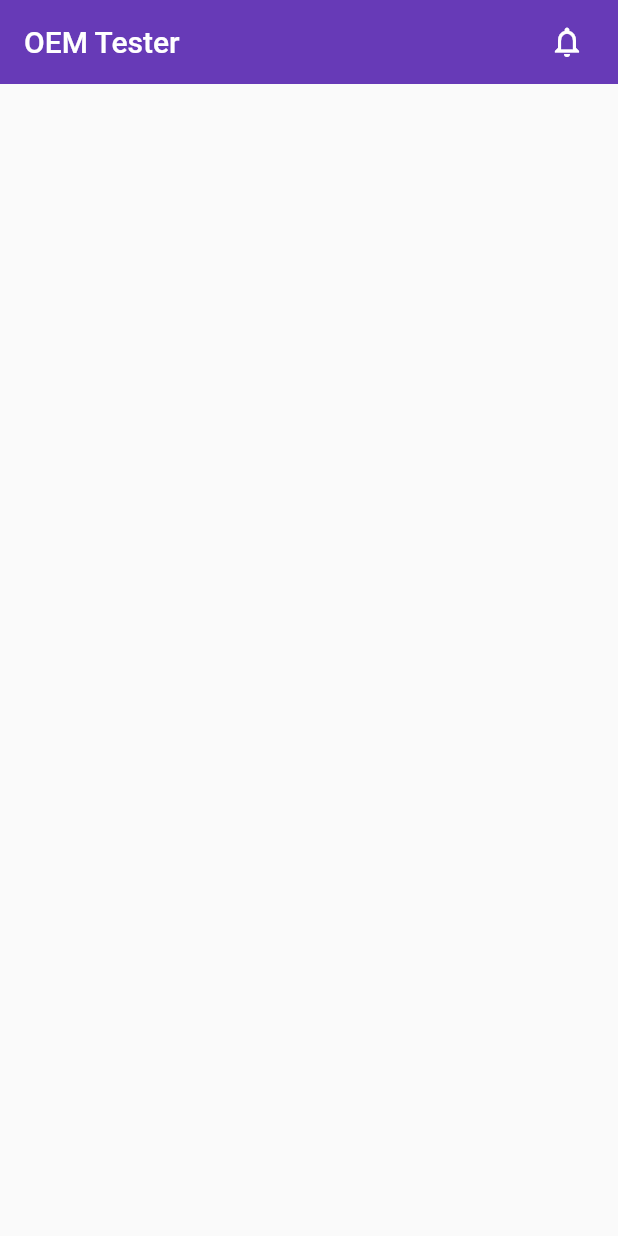
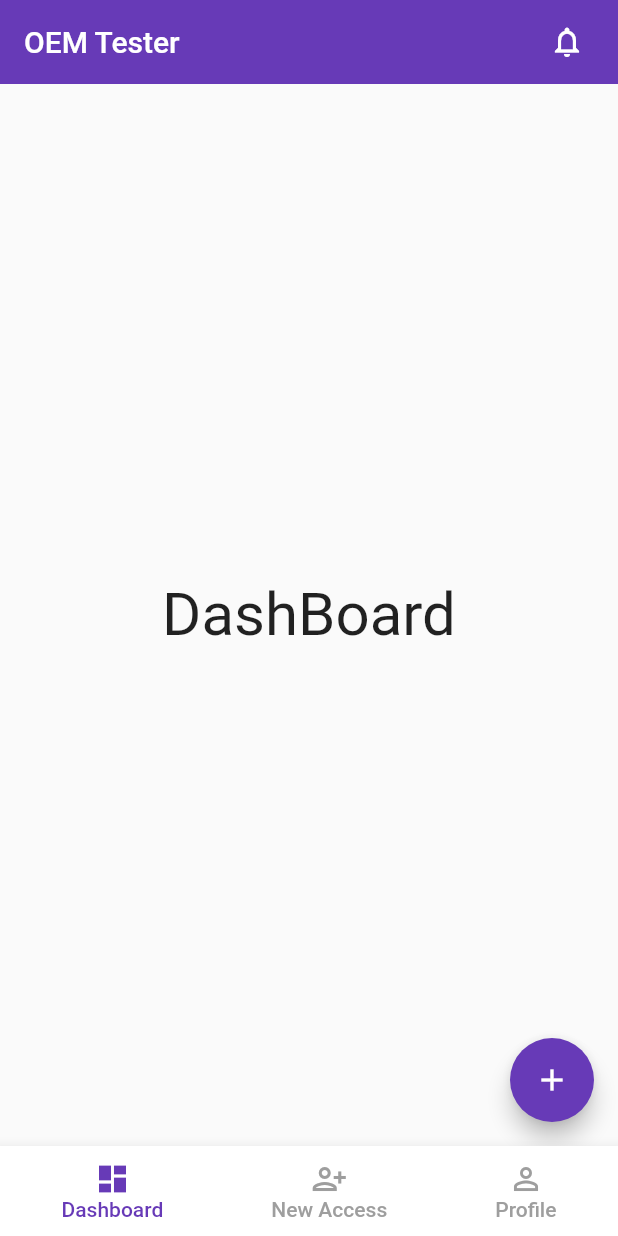
Before and after one commit to Uday0601/oemtester, a Flutter app: the Home screen opened directly, on a phone screen of 412 x 824 dp. Run offline on Flutter 3.47's test engine with Material 2 defaults, Android fonts, the phone set to English and light mode, and no system bars; our stand-ins replace firebase_auth, firebase_core, form_field_validator; accounts and stored records are empty; network calls fail.

```diff
--- a/lib/screens/home.dart
+++ b/lib/screens/home.dart
@@ -1,5 +1,9 @@
+import 'package:flutter/cupertino.dart';
 import 'package:flutter/material.dart';
 import 'package:oemtester/custom_widgets/notification_action.dart';
+import 'package:oemtester/screens/pages/Dashboard.dart';
+import 'package:oemtester/screens/pages/new_access.dart';
+import 'package:oemtester/screens/pages/profile.dart';
 
 class Home extends StatefulWidget {
   const Home({Key key}) : super(key: key);
@@ -9,6 +13,15 @@ class Home extends StatefulWidget {
 }
 
 class _HomeState extends State<Home> {
+  int currentTab = 0;
+  final List<Widget> screens = [
+    Dashboard(),
+    NewAccess(),
+    Profile(),
+  ];
+
+  final PageStorageBucket _bucket = PageStorageBucket();
+
   @override
   Widget build(BuildContext context) {
     return Scaffold(
@@ -20,7 +33,98 @@ class _HomeState extends State<Home> {
           NotificationAction(),
         ],
       ),
-      body: Container(),
+      body: PageStorage(
+        bucket: _bucket,
+        child: screens[currentTab],
+      ),
+      bottomNavigationBar: BottomAppBar(
+        child: Padding(
+          padding: EdgeInsets.symmetric(horizontal: 25.0),
+          child: Container(
+            height: 60.0,
+            child: Row(
+              mainAxisAlignment: MainAxisAlignment.spaceBetween,
+              children: [
+                MaterialButton(
+                  onPressed: () {
+                    setState(() {
+                      currentTab = 0;
+                    });
+                  },
+                  minWidth: 40.0,
+                  child: Column(
+                    mainAxisAlignment: MainAxisAlignment.center,
+                    children: [
+                      Icon(
+                        Icons.dashboard,
+                        color:
+                            currentTab == 0 ? Colors.deepPurple : Colors.grey,
+                      ),
+                      Text(
+                        'Dashboard',
+                        style: TextStyle(
+                          color:
+                              currentTab == 0 ? Colors.deepPurple : Colors.grey,
+                        ),
+                      ),
+                    ],
+                  ),
+                ),
+                MaterialButton(
+                  onPressed: () {
+                    setState(() {
+                      currentTab = 1;
+                    });
+                  },
+                  minWidth: 40.0,
+                  child: Column(
+                    mainAxisAlignment: MainAxisAlignment.center,
+                    children: [
+                      Icon(
+                        Icons.person_add_alt,
+                        color:
+                            currentTab == 1 ? Colors.deepPurple : Colors.grey,
+                      ),
+                      Text(
+                        'New Access',
+                        style: TextStyle(
+                          color:
+                              currentTab == 1 ? Colors.deepPurple : Colors.grey,
+                        ),
+                      ),
+                    ],
+                  ),
+                ),
+                MaterialButton(
+                  onPressed: () {
+                    setState(() {
+                      currentTab = 2;
+                    });
+                  },
+                  minWidth: 40.0,
+                  child: Column(
+                    mainAxisAlignment: MainAxisAlignment.center,
+                    children: [
+                      Icon(
+                        Icons.person_outline,
+                        color:
+                            currentTab == 2 ? Colors.deepPurple : Colors.grey,
+                      ),
+                      Text(
+                        'Profile',
+                        style: TextStyle(
+                          color:
+                              currentTab == 2 ? Colors.deepPurple : Colors.grey,
+                        ),
+                      ),
+                    ],
+                  ),
+                ),
+              ],
+            ),
+          ),
+        ),
+      ),
     );
   }
 }
--- /dev/null
+++ b/lib/screens/pages/Dashboard.dart
@@ -0,0 +1,28 @@
+import 'package:flutter/material.dart';
+
+class Dashboard extends StatefulWidget {
+  const Dashboard({Key key}) : super(key: key);
+
+  @override
+  _DashboardState createState() => _DashboardState();
+}
+
+class _DashboardState extends State<Dashboard> {
+  @override
+  Widget build(BuildContext context) {
+    return Scaffold(
+      floatingActionButton: FloatingActionButton(
+        onPressed: () {},
+        child: Icon(Icons.add),
+      ),
+      body: Container(
+        child: Center(
+          child: Text(
+            'DashBoard',
+            style: TextStyle(fontSize: 40.0),
+          ),
+        ),
+      ),
+    );
+  }
+}
--- /dev/null
+++ b/lib/screens/pages/profile.dart
@@ -0,0 +1,24 @@
+import 'package:flutter/material.dart';
+
+class Profile extends StatefulWidget {
+  const Profile({Key key}) : super(key: key);
+
+  @override
+  _ProfileState createState() => _ProfileState();
+}
+
+class _ProfileState extends State<Profile> {
+  @override
+  Widget build(BuildContext context) {
+    return Scaffold(
+      body: Container(
+        child: Center(
+          child: Text(
+            'Profile',
+            style: TextStyle(fontSize: 40.0),
+          ),
+        ),
+      ),
+    );
+  }
+}
--- a/pubspec.yaml
+++ b/pubspec.yaml
@@ -31,6 +31,8 @@ dependencies:
   form_field_validator: ^1.1.0
   firebase_auth: ^1.1.4
   cloud_firestore: ^2.1.0
+  firebase_core: ^1.1.1
+  provider: ^5.0.0
 
 dev_dependencies:
   flutter_test:
```
Also changed, not shown: lib/main.dart (+7 -1 lines), lib/screens/login.dart (+43 -6 lines), lib/screens/pages/new_access.dart (added, +24 -0 lines), lib/services/authServices.dart (added, +39 -0 lines), pubspec.lock, 6 other files.
